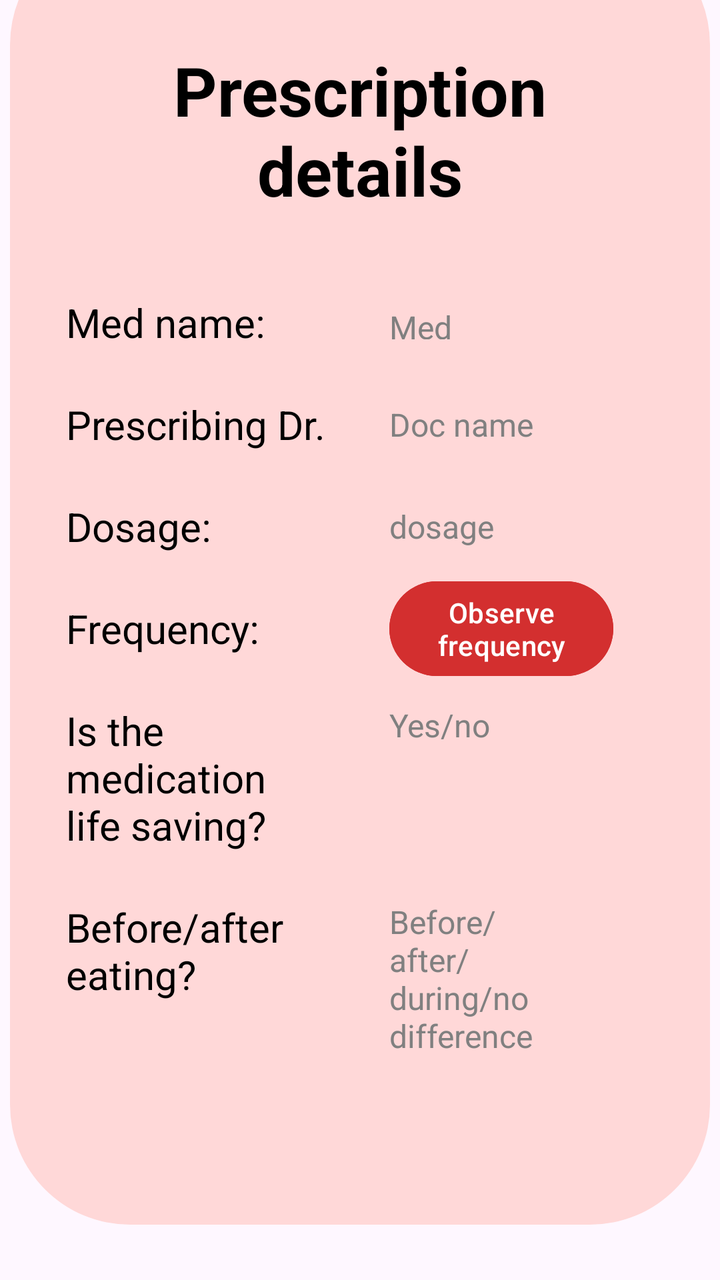
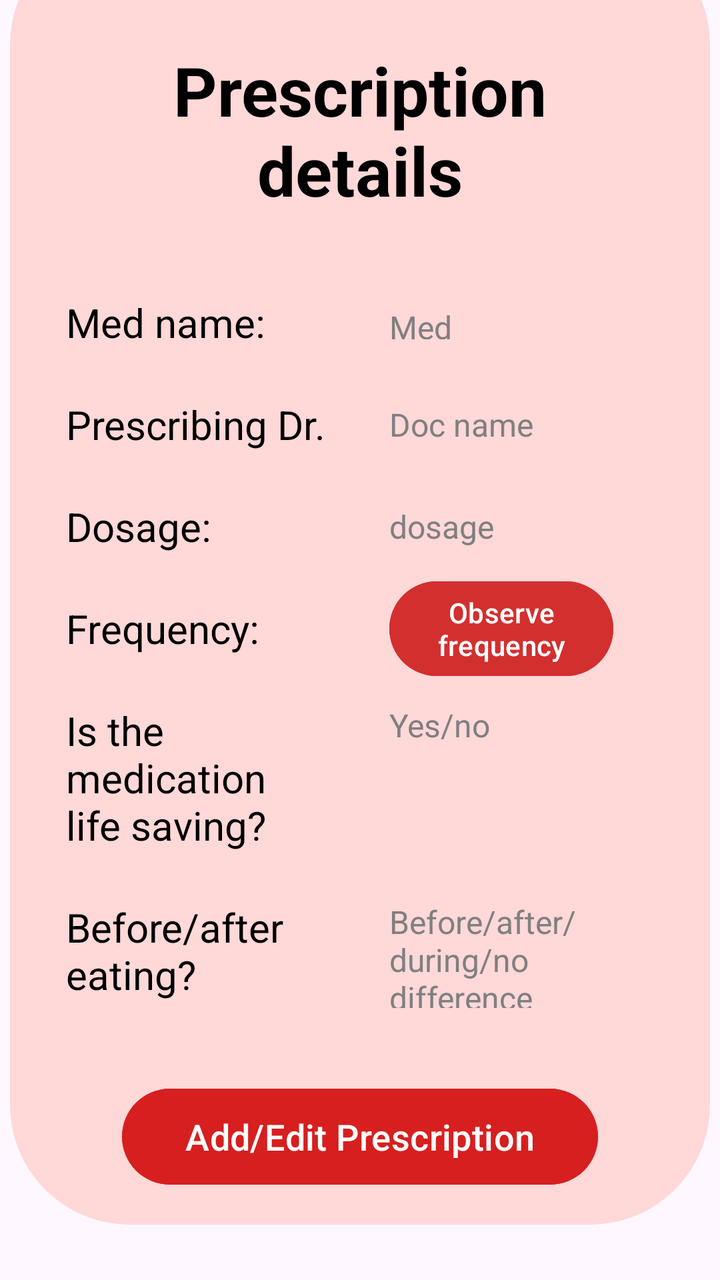

Screens rendered from an Android XML layout before and after an edit, with the pre-edit source and the edit as a unified diff.
<!-- AndroidManifest.xml: application theme Theme.TASHTIT -->
<!-- res/layout/activity_prescription_details_screen12.xml -->
<?xml version="1.0" encoding="utf-8"?>
<androidx.constraintlayout.widget.ConstraintLayout xmlns:android="http://schemas.android.com/apk/res/android"
    xmlns:app="http://schemas.android.com/apk/res-auto"
    android:layout_width="match_parent"
    android:layout_height="match_parent"
    xmlns:tools="http://schemas.android.com/tools"
    tools:context=".ACTIVITIES.Prescription_Details_screen12">

    


    <ImageButton
        android:id="@+id/btnBack4"
        android:layout_width="48dp"
        android:layout_height="48dp"
        android:layout_marginStart="16dp"
        android:layout_marginTop="16dp"
        android:background="?attr/selectableItemBackgroundBorderless"
        android:scaleType="fitCenter"
        android:src="@drawable/ic_back_button"
        app:layout_constraintStart_toStartOf="parent"
        app:layout_constraintTop_toTopOf="parent" />

    <androidx.constraintlayout.widget.ConstraintLayout
        android:layout_width="350dp"
        android:layout_height="650dp"
        android:layout_marginBottom="28dp"
        android:background="@drawable/rounded_background"
        app:layout_constraintBottom_toBottomOf="parent"
        app:layout_constraintCircleRadius="40dp"
        app:layout_constraintEnd_toEndOf="parent"
        app:layout_constraintHorizontal_bias="0.491"
        app:layout_constraintStart_toStartOf="parent">

        

        
        <TextView
            android:id="@+id/titleText"
            android:layout_width="wrap_content"
            android:layout_height="wrap_content"
            android:layout_marginTop="60dp"
            android:text="Prescription\ndetails"
            android:textAlignment="center"
            android:textColor="#000000"
            android:textSize="34sp"
            android:textStyle="bold"
            app:layout_constraintEnd_toEndOf="parent"
            app:layout_constraintStart_toStartOf="parent"
            app:layout_constraintTop_toTopOf="parent" />

        

        <TextView
            android:id="@+id/medNameLabel"
            android:layout_width="wrap_content"
            android:layout_height="wrap_content"
            android:layout_marginStart="28dp"
            android:layout_marginTop="40dp"
            android:text="Med name:"
            android:textColor="#000000"
            android:textSize="20sp"
            app:layout_constraintStart_toStartOf="parent"
            app:layout_constraintTop_toBottomOf="@id/titleText" />

        <TextView
            android:id="@+id/medNameValue"
            android:layout_width="75dp"
            android:layout_height="17dp"
            android:text="Med name"
            android:textColor="#808080"
            android:textSize="16sp"
            app:layout_constraintBottom_toBottomOf="@id/medNameLabel"
            app:layout_constraintStart_toStartOf="@+id/doctorValue"
            app:layout_constraintTop_toTopOf="@id/medNameLabel" />

        

        
        <TextView
            android:id="@+id/doctorLabel"
            android:layout_width="wrap_content"
            android:layout_height="wrap_content"
            android:layout_marginTop="24dp"
            android:text="Prescribing Dr."
            android:textColor="#000000"
            android:textSize="20sp"
            app:layout_constraintStart_toStartOf="@+id/medNameLabel"
            app:layout_constraintTop_toBottomOf="@id/medNameLabel" />

        <TextView
            android:id="@+id/doctorValue"
            android:layout_width="0dp"
            android:layout_height="wrap_content"
            android:layout_marginStart="32dp"
            android:text="Doc name"
            android:textColor="#808080"
            android:textSize="16sp"
            app:layout_constraintBottom_toBottomOf="@id/doctorLabel"
            app:layout_constraintStart_toEndOf="@id/doctorLabel"
            app:layout_constraintTop_toTopOf="@id/doctorLabel" />

        

        
        <TextView
            android:id="@+id/dosageLabel"
            android:layout_width="wrap_content"
            android:layout_height="wrap_content"
            android:layout_marginTop="24dp"
            android:text="Dosage:"
            android:textColor="#000000"
            android:textSize="20sp"
            app:layout_constraintStart_toStartOf="@+id/medNameLabel"
            app:layout_constraintTop_toBottomOf="@id/doctorLabel" />

        <TextView
            android:id="@+id/dosageValue"
            android:layout_width="0dp"
            android:layout_height="wrap_content"
            android:text="dosage"
            android:textColor="#808080"
            android:textSize="16sp"
            app:layout_constraintBottom_toBottomOf="@id/dosageLabel"
            app:layout_constraintStart_toStartOf="@+id/doctorValue"
            app:layout_constraintTop_toTopOf="@id/dosageLabel" />

        

        
        <TextView
            android:id="@+id/frequencyLabel"
            android:layout_width="wrap_content"
            android:layout_height="wrap_content"
            android:layout_marginTop="24dp"
            android:text="Frequency:"
            android:textColor="#000000"
            android:textSize="20sp"
            app:layout_constraintStart_toStartOf="@+id/medNameLabel"
            app:layout_constraintTop_toBottomOf="@id/dosageLabel" />

        <Button
            android:id="@+id/observeButton"
            android:layout_width="wrap_content"
            android:layout_height="wrap_content"
            android:backgroundTint="#D32F2F"
            android:text="Observe\nfrequency"
            android:textAlignment="center"
            android:textColor="#FFFFFF"
            android:textSize="14sp"
            app:layout_constraintBottom_toBottomOf="@id/frequencyLabel"
            app:layout_constraintStart_toEndOf="@+id/doctorValue"
            app:layout_constraintStart_toStartOf="@+id/doctorValue"
            app:layout_constraintTop_toTopOf="@id/frequencyLabel" />

        

        
        <TextView
            android:id="@+id/lifeSavingLabel"
            android:layout_width="wrap_content"
            android:layout_height="wrap_content"
            android:layout_marginTop="24dp"
            android:text="Is the\nmedication\nlife saving?"
            android:textColor="#000000"
            android:textSize="20sp"
            app:layout_constraintStart_toStartOf="@+id/medNameLabel"
            app:layout_constraintTop_toBottomOf="@id/frequencyLabel" />

        <TextView
            android:id="@+id/lifeSavingValue"
            android:layout_width="0dp"
            android:layout_height="wrap_content"
            android:text="Yes/no"
            android:textColor="#808080"
            android:textSize="16sp"
            app:layout_constraintStart_toStartOf="@+id/doctorValue"
            app:layout_constraintTop_toTopOf="@id/lifeSavingLabel" />

        

        

        <TextView
            android:id="@+id/eatingLabel"
            android:layout_width="wrap_content"
            android:layout_height="wrap_content"
            android:layout_marginTop="24dp"
            android:text="Before/after\neating?"
            android:textColor="#000000"
            android:textSize="20sp"
            app:layout_constraintStart_toStartOf="@+id/medNameLabel"
            app:layout_constraintTop_toBottomOf="@id/lifeSavingLabel" />

        <TextView
            android:id="@+id/eatingValue"
            android:layout_width="0dp"
            android:layout_height="wrap_content"
            android:text="Before/\nafter/\nduring/no\ndifference"
            android:textColor="#808080"
            android:textSize="16sp"
            app:layout_constraintStart_toStartOf="@+id/doctorValue"
            app:layout_constraintTop_toTopOf="@id/eatingLabel" />

    </androidx.constraintlayout.widget.ConstraintLayout>
</androidx.constraintlayout.widget.ConstraintLayout>
<!-- resources referenced by this layout -->
<resources>
  <!-- drawable ic_back_button (drawable) -->
  <vector xmlns:android="http://schemas.android.com/apk/res/android"
          android:width="19dp"
          android:height="19dp"
          android:viewportWidth="19.9"
          android:viewportHeight="19.8">
      <path
          android:fillColor="@color/intenseRouge"
          android:pathData="M11.1,1.2l-1.2,-1.2l-9.9,9.9l9.9,9.9l1.2,-1.3l-7.7,-7.7l16.5,0l0,-1.8l-16.5,0z"/>
  </vector>
  <!-- drawable rounded_background (drawable) -->
  <?xml version="1.0" encoding="utf-8"?>
  <shape xmlns:android="http://schemas.android.com/apk/res/android"
      android:shape="rectangle">
      <corners android:radius="60dp"/>
      <solid android:color="@color/rouge" />
  </shape>
  <style name="Theme.TASHTIT" parent="Base.Theme.TASHTIT" />
  <color name="intenseRouge">#D71F1F</color>
  <color name="rouge">#FFD8D8</color>
  <style name="Base.Theme.TASHTIT" parent="Theme.Material3.DayNight.NoActionBar">
          
          
  
          
          <item name="android:windowIsTranslucent">true</item>
  
      </style>
</resources>

<!-- the commit's change to res/layout/activity_prescription_details_screen12.xml (unified diff, before → after) -->
@@ -7,6 +7,8 @@
     tools:context=".ACTIVITIES.Prescription_Details_screen12">
 
     
+
+
 
 
     <ImageButton
@@ -194,13 +196,30 @@
 
         <TextView
             android:id="@+id/eatingValue"
-            android:layout_width="0dp"
-            android:layout_height="wrap_content"
-            android:text="Before/\nafter/\nduring/no\ndifference"
+            android:layout_width="136dp"
+            android:layout_height="54dp"
+            android:text="Before/after/\nduring/no\ndifference"
             android:textColor="#808080"
             android:textSize="16sp"
             app:layout_constraintStart_toStartOf="@+id/doctorValue"
             app:layout_constraintTop_toTopOf="@id/eatingLabel" />
+
+        <Button
+            android:id="@+id/btnSavePrescription3"
+            android:layout_width="0dp"
+            android:layout_height="56dp"
+            android:layout_marginStart="56dp"
+            android:layout_marginEnd="56dp"
+            android:layout_marginBottom="16dp"
+            android:backgroundTint="@color/intenseRouge"
+            android:text="Add/Edit Prescription"
+            android:textAllCaps="false"
+            android:textColor="#FFFFFF"
+            android:textSize="18sp"
+            app:layout_constraintBottom_toBottomOf="parent"
+            app:layout_constraintEnd_toEndOf="parent"
+            app:layout_constraintHorizontal_bias="0.0"
+            app:layout_constraintStart_toStartOf="parent" />
 
     </androidx.constraintlayout.widget.ConstraintLayout>
 </androidx.constraintlayout.widget.ConstraintLayout>
